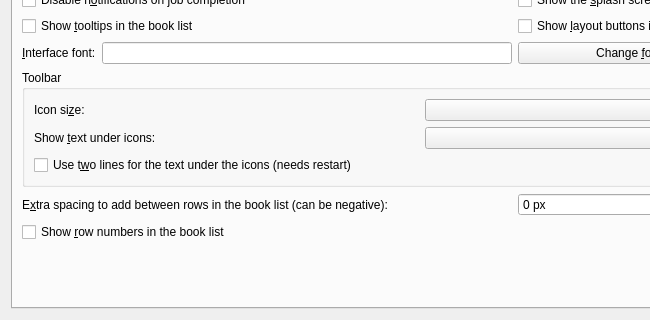
This is src/calibre/gui2/preferences/look_feel.ui in debian-calibre/calibre as Qt 5 draws it before an edit; both pictures show x 0 to 650 and y 226 to 546 of the 843 by 546 pixel window. The edited form follows.
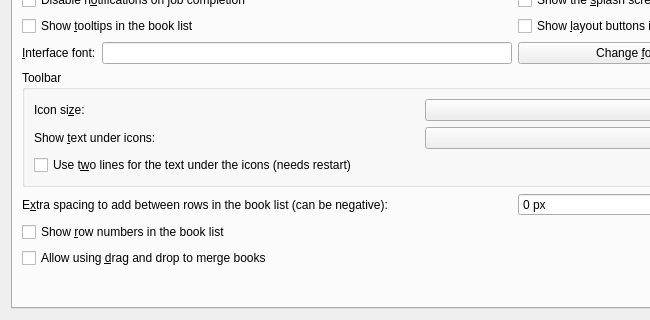
This is the edited form. Icons and pictures are not drawn. Custom widgets are drawn as their Qt base class.

The edit to the form file:
```diff
--- a/src/calibre/gui2/preferences/look_feel.ui
+++ b/src/calibre/gui2/preferences/look_feel.ui
@@ -140,7 +140,7 @@
          </property>
         </widget>
        </item>
-       <item row="12" column="0">
+       <item row="13" column="0">
         <spacer name="verticalSpacer_3">
          <property name="orientation">
           <enum>Qt::Vertical</enum>
@@ -284,6 +284,13 @@
          </property>
         </widget>
        </item>
+       <item row="12" column="0">
+        <widget class="QCheckBox" name="opt_dnd_merge">
+         <property name="text">
+          <string>Allow using &amp;drag and drop to merge books</string>
+         </property>
+        </widget>
+       </item>
       </layout>
      </widget>
      <widget class="QWidget" name="cover_grid_tab">
```
Left out of the diff: 20 changed lines with no effect on the pictures.
